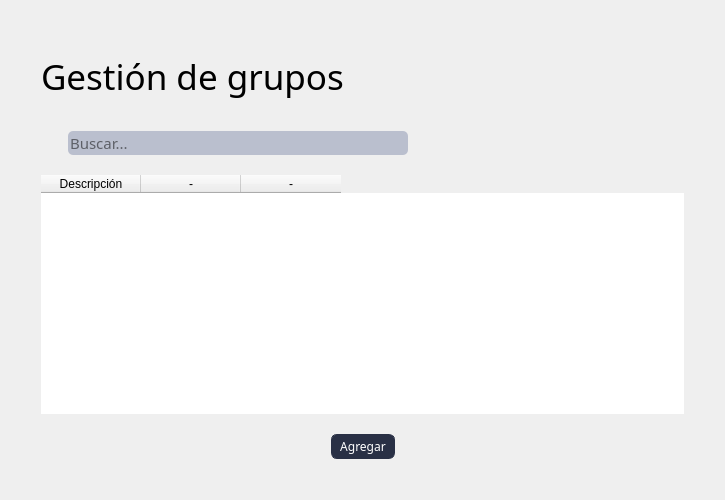
Above: blustock/ui/screens_uis/grupos.ui from MaxAPBusiness/Blustock before the change. Below: the same form after it.
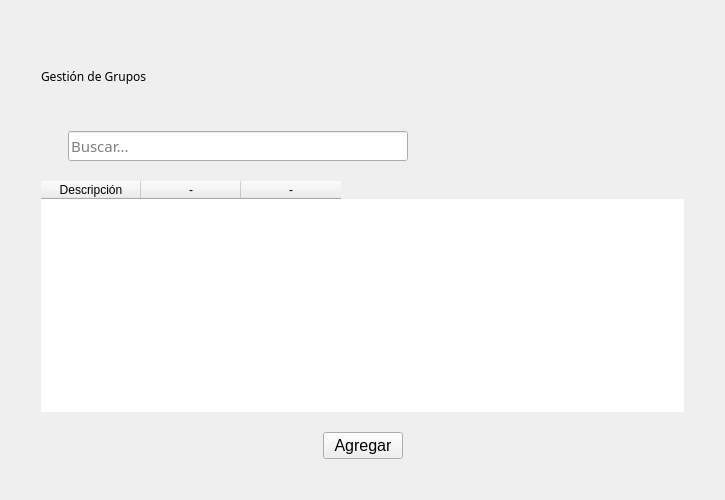
That is the form after the change. Icons and pictures are not drawn.

Diff of the .ui file:
```diff
--- a/blustock/ui/screens_uis/grupos.ui
+++ b/blustock/ui/screens_uis/grupos.ui
@@ -14,134 +14,7 @@
    <string>Form</string>
   </property>
   <property name="styleSheet">
-   <string notr="true">*{
-    font-family: 'Oswald', sans-serif;
-    font-weight: 400;
-}
-
-QMenuBar{
-    background-color: #293045;
-    padding: 0;    
-    font-size: 14px;
-    color:white;
-}
-
-QMenuBar:item{
-    padding: 17px;
-    border-radius: 10px;
-
-}
-
-QMenuBar:item:selected{
-    background-color: #768AC5;
-    color:black;
-    border-radius: 5px;
-    margin: 10px;
-    
-    
-
-}
-
-QMenu{
-    background-color: #293045;
-
-    color: white;
-}
-
-QMenu:item{
-    padding: 5px;
-    border-radius: 5px;
-}
-
-QMenu:item:selected{
-    background-color: #768AC5;
-    color:white;
-
-}
-Qmenu#icon{
-   icon:size 40px; 
-    
-}
-
-
-QRadioButton:indicator{
-    border-style: solid;
-    border-color:  #293045;
-    border-radius: 6%;
-    border-width:  2px;
-    background-color: #BABFCE;
-}
-QRadioButton::indicator:checked{
-    background-color: #768AC5;
-}
-
-#label{
-    font-size: 35px;
-}
-
-#usuariosLabel{
-    font-size: 14px;
-}
-
-#contraseALabel{
-    font-size: 14px;
-}
-
-#usuariosLineEdit{
-    width: 170px;
-    height: 20px;
-    border-radius: 10px;
-}
-
-#passwordLineEdit{
-    width: 170px;
-    height: 20px;
-    border-radius: 10px;
-}
-
-#labelprofesores{
-    font-size: 26px;
-}
-
-QLineEdit{
-    border-radius: 5px;
-    background-color: #BABFCE;
-    
-}
-
-#title{
-    width: 100px;
-    height: 200px;
-}
-
-
-
-QPushButton{
-    border-color:#293045;
-    border-style: solid;
-    border-width: 1px;
-    border-radius: 6px;
-    background-color: #293045;
-    color:#ffffff;
-    padding: 3px 8px;
-
-}
-QPushButton:hover{
-    background-color:#768AC5;
-    color:#293045;
-}
-QPushButton:pressed {
-    background-color: #293045;
-
-}
-
-#pushButton_5{
-    padding: 10px;
-    background-color: #768AC5;
-    border-radius: 15%;
-}
-
-</string>
+   <string notr="true"/>
   </property>
   <layout class="QHBoxLayout" name="horizontalLayout_4">
    <item>
@@ -183,7 +56,7 @@
         </font>
        </property>
        <property name="text">
-        <string>Gestión de grupos</string>
+        <string>Gestión de Grupos</string>
        </property>
       </widget>
      </item>
@@ -312,7 +185,8 @@
         <widget class="QPushButton" name="pushButton_2">
          <property name="font">
           <font>
-           <family>Oswald</family>
+           <family>MS Shell Dlg 2</family>
+           <pointsize>12</pointsize>
            <weight>50</weight>
            <bold>false</bold>
           </font>
```
